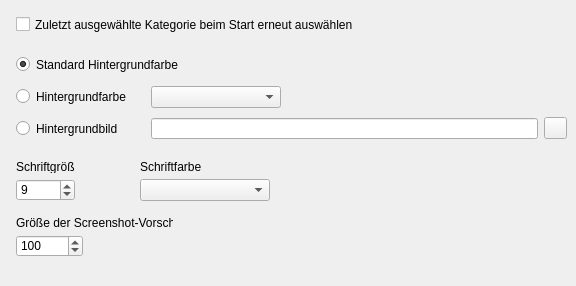
Eldricos/D-Fend-Reborn, file src/forms/SetupFrameGamesListScreenshotAppearanceUnit.ui: the form before one commit.
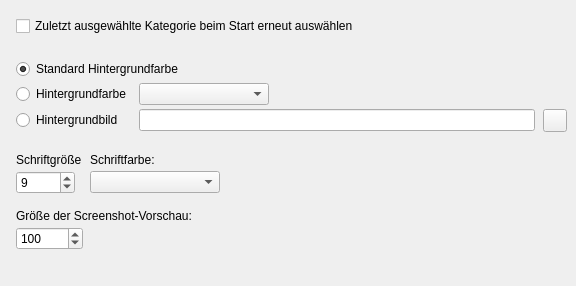
The form after the commit. Icons and pictures are not drawn. Custom widgets are drawn as their Qt base class.

Commit message: Program options: Qt layouts instead of fixed pixel positions

What changed in the file:
```diff
--- a/src/forms/SetupFrameGamesListScreenshotAppearanceUnit.ui
+++ b/src/forms/SetupFrameGamesListScreenshotAppearanceUnit.ui
@@ -5,75 +5,184 @@
     <property name="geometry"><rect><x>0</x><y>0</y><width>576</width><height>286</height></rect></property>
     <property name="vclDesignWidth" stdset="0"><number>576</number></property>
     <property name="vclDesignHeight" stdset="0"><number>286</number></property>
-    <widget class="QToolButton" name="ScreenshotsListBackgroundButton">
-      <property name="geometry"><rect><x>544</x><y>117</y><width>23</width><height>22</height></rect></property>
-      <property name="vclAnchors" stdset="0"><string notr="true">akTop,akRight</string></property>
-      <property name="tag" stdset="0"><number>8</number></property>
-      <property name="icon"><iconset resource="../../resources/dfend.qrc"><normaloff>:/glyphs/45f75812cc6f15e7.png</normaloff></iconset></property>
-      <property name="iconSize"><size><width>16</width><height>16</height></size></property>
-    </widget>
-    <widget class="QLabel" name="ScreenshotsListFontSizeLabel">
-      <property name="geometry"><rect><x>16</x><y>160</y><width>59</width><height>13</height></rect></property>
-      <property name="text"><string>Schriftgröße</string></property>
-      <property name="textFormat"><enum>Qt::PlainText</enum></property>
-      <property name="alignment"><set>Qt::AlignLeft|Qt::AlignTop</set></property>
-      <property name="vclAutoSize" stdset="0"><bool>true</bool></property>
-    </widget>
-    <widget class="QLabel" name="ScreenshotsListFontColorLabel">
-      <property name="geometry"><rect><x>140</x><y>160</y><width>61</width><height>13</height></rect></property>
-      <property name="text"><string>Schriftfarbe:</string></property>
-      <property name="textFormat"><enum>Qt::PlainText</enum></property>
-      <property name="alignment"><set>Qt::AlignLeft|Qt::AlignTop</set></property>
-      <property name="vclAutoSize" stdset="0"><bool>true</bool></property>
-    </widget>
-    <widget class="QLabel" name="ScreenshotPreviewLabel">
-      <property name="geometry"><rect><x>16</x><y>216</y><width>157</width><height>13</height></rect></property>
-      <property name="text"><string>Größe der Screenshot-Vorschau:</string></property>
-      <property name="textFormat"><enum>Qt::PlainText</enum></property>
-      <property name="alignment"><set>Qt::AlignLeft|Qt::AlignTop</set></property>
-      <property name="vclAutoSize" stdset="0"><bool>true</bool></property>
-    </widget>
+    <layout class="QVBoxLayout" name="SetupFrameGamesListScreenshotAppearance_Layout" stretch="0,0,0,0,0,0,0,1">
+      <property name="leftMargin"><number>16</number></property>
+      <property name="topMargin"><number>16</number></property>
+      <property name="rightMargin"><number>9</number></property>
+      <property name="bottomMargin"><number>8</number></property>
+      <property name="spacing"><number>0</number></property>
+      <item>
+        <layout class="QGridLayout" name="SetupFrameGamesListScreenshotAppearance_Section1" columnstretch="0,1">
+          <property name="leftMargin"><number>0</number></property>
+          <property name="topMargin"><number>0</number></property>
+          <property name="rightMargin"><number>0</number></property>
+          <property name="bottomMargin"><number>0</number></property>
+          <property name="horizontalSpacing"><number>8</number></property>
+          <property name="verticalSpacing"><number>4</number></property>
+          <item row="0" column="0" colspan="2">
+            <widget class="QCheckBox" name="ReselectCategoryCheckBox">
+              <property name="text"><string>Zuletzt ausgewählte Kategorie beim Start erneut auswählen</string></property>
+            </widget>
+          </item>
+          <item row="0" column="1">
+            <spacer name="SetupFrameGamesListScreenshotAppearance_Section1_HFill">
+              <property name="orientation"><enum>Qt::Horizontal</enum></property>
+              <property name="sizeHint" stdset="0"><size><width>0</width><height>0</height></size></property>
+            </spacer>
+          </item>
+        </layout>
+      </item>
+      <item>
+        <spacer name="SetupFrameGamesListScreenshotAppearance_Gap1">
+          <property name="orientation"><enum>Qt::Vertical</enum></property>
+          <property name="sizeType"><enum>QSizePolicy::Fixed</enum></property>
+          <property name="sizeHint" stdset="0"><size><width>0</width><height>23</height></size></property>
+        </spacer>
+      </item>
+      <item>
+        <layout class="QGridLayout" name="SetupFrameGamesListScreenshotAppearance_Section2" columnstretch="0,0,1,0">
+          <property name="leftMargin"><number>0</number></property>
+          <property name="topMargin"><number>0</number></property>
+          <property name="rightMargin"><number>0</number></property>
+          <property name="bottomMargin"><number>0</number></property>
+          <property name="horizontalSpacing"><number>8</number></property>
+          <property name="verticalSpacing"><number>4</number></property>
+          <item row="0" column="0" colspan="4">
     <widget class="QRadioButton" name="ScreenshotsListBackgroundRadioButton1">
-      <property name="geometry"><rect><x>16</x><y>56</y><width>551</width><height>17</height></rect></property>
-      <property name="vclAnchors" stdset="0"><string notr="true">akLeft,akTop,akRight</string></property>
       <property name="text"><string>Standard Hintergrundfarbe</string></property>
       <property name="checked"><bool>true</bool></property>
     </widget>
+          </item>
+          <item row="1" column="0">
     <widget class="QRadioButton" name="ScreenshotsListBackgroundRadioButton2">
-      <property name="geometry"><rect><x>16</x><y>88</y><width>129</width><height>17</height></rect></property>
       <property name="text"><string>Hintergrundfarbe</string></property>
     </widget>
+          </item>
+          <item row="1" column="1" alignment="Qt::AlignLeft">
     <widget class="TColorBoxWidget" name="ScreenshotsListBackgroundColorBox">
-      <property name="geometry"><rect><x>151</x><y>86</y><width>130</width><height>22</height></rect></property>
-    </widget>
+              <property name="minimumSize"><size><width>130</width><height>0</height></size></property>
+            </widget>
+          </item>
+          <item row="2" column="0">
     <widget class="QRadioButton" name="ScreenshotsListBackgroundRadioButton3">
-      <property name="geometry"><rect><x>16</x><y>120</y><width>129</width><height>17</height></rect></property>
       <property name="text"><string>Hintergrundbild</string></property>
     </widget>
+          </item>
+          <item row="2" column="1" colspan="2">
     <widget class="QLineEdit" name="ScreenshotsListBackgroundEdit">
-      <property name="geometry"><rect><x>151</x><y>118</y><width>387</width><height>21</height></rect></property>
-      <property name="vclAnchors" stdset="0"><string notr="true">akLeft,akTop,akRight</string></property>
-    </widget>
+      </widget>
+          </item>
+          <item row="2" column="3" alignment="Qt::AlignRight">
+            <widget class="QToolButton" name="ScreenshotsListBackgroundButton">
+              <property name="tag" stdset="0"><number>8</number></property>
+              <property name="icon"><iconset resource="../../resources/dfend.qrc"><normaloff>:/glyphs/45f75812cc6f15e7.png</normaloff></iconset></property>
+              <property name="iconSize"><size><width>16</width><height>16</height></size></property>
+              <property name="minimumSize"><size><width>23</width><height>0</height></size></property>
+            </widget>
+          </item>
+          <item row="0" column="2">
+            <spacer name="SetupFrameGamesListScreenshotAppearance_Section2_HFill">
+              <property name="orientation"><enum>Qt::Horizontal</enum></property>
+              <property name="sizeHint" stdset="0"><size><width>0</width><height>0</height></size></property>
+            </spacer>
+          </item>
+        </layout>
+      </item>
+      <item>
+        <spacer name="SetupFrameGamesListScreenshotAppearance_Gap2">
+          <property name="orientation"><enum>Qt::Vertical</enum></property>
+          <property name="sizeType"><enum>QSizePolicy::Fixed</enum></property>
+          <property name="sizeHint" stdset="0"><size><width>0</width><height>21</height></size></property>
+        </spacer>
+      </item>
+      <item>
+        <layout class="QGridLayout" name="SetupFrameGamesListScreenshotAppearance_Section3" columnstretch="0,0,1">
+          <property name="leftMargin"><number>0</number></property>
+          <property name="topMargin"><number>0</number></property>
+          <property name="rightMargin"><number>0</number></property>
+          <property name="bottomMargin"><number>0</number></property>
+          <property name="horizontalSpacing"><number>8</number></property>
+          <property name="verticalSpacing"><number>4</number></property>
+          <item row="0" column="0">
+            <widget class="QLabel" name="ScreenshotsListFontSizeLabel">
+              <property name="text"><string>Schriftgröße</string></property>
+              <property name="textFormat"><enum>Qt::PlainText</enum></property>
+              <property name="alignment"><set>Qt::AlignLeft|Qt::AlignTop</set></property>
+            </widget>
+          </item>
+          <item row="0" column="1" colspan="2">
+            <widget class="QLabel" name="ScreenshotsListFontColorLabel">
+              <property name="text"><string>Schriftfarbe:</string></property>
+              <property name="textFormat"><enum>Qt::PlainText</enum></property>
+              <property name="alignment"><set>Qt::AlignLeft|Qt::AlignTop</set></property>
+            </widget>
+          </item>
+          <item row="1" column="0" alignment="Qt::AlignLeft">
     <widget class="QSpinBox" name="ScreenshotsListFontSizeEdit">
-      <property name="geometry"><rect><x>16</x><y>179</y><width>59</width><height>22</height></rect></property>
       <property name="minimum"><number>1</number></property>
       <property name="maximum"><number>48</number></property>
       <property name="value"><number>9</number></property>
-    </widget>
+              <property name="minimumSize"><size><width>59</width><height>0</height></size></property>
+            </widget>
+          </item>
+          <item row="1" column="1" alignment="Qt::AlignLeft">
     <widget class="TColorBoxWidget" name="ScreenshotsListFontColorBox">
-      <property name="geometry"><rect><x>140</x><y>179</y><width>130</width><height>22</height></rect></property>
-    </widget>
+              <property name="minimumSize"><size><width>130</width><height>0</height></size></property>
+            </widget>
+          </item>
+          <item row="0" column="2">
+            <spacer name="SetupFrameGamesListScreenshotAppearance_Section3_HFill">
+              <property name="orientation"><enum>Qt::Horizontal</enum></property>
+              <property name="sizeHint" stdset="0"><size><width>0</width><height>0</height></size></property>
+            </spacer>
+          </item>
+        </layout>
+      </item>
+      <item>
+        <spacer name="SetupFrameGamesListScreenshotAppearance_Gap3">
+          <property name="orientation"><enum>Qt::Vertical</enum></property>
+          <property name="sizeType"><enum>QSizePolicy::Fixed</enum></property>
+          <property name="sizeHint" stdset="0"><size><width>0</width><height>15</height></size></property>
+        </spacer>
+      </item>
+      <item>
+        <layout class="QGridLayout" name="SetupFrameGamesListScreenshotAppearance_Section4" columnstretch="0,1">
+          <property name="leftMargin"><number>0</number></property>
+          <property name="topMargin"><number>0</number></property>
+          <property name="rightMargin"><number>0</number></property>
+          <property name="bottomMargin"><number>0</number></property>
+          <property name="horizontalSpacing"><number>8</number></property>
+          <property name="verticalSpacing"><number>4</number></property>
+          <item row="0" column="0" colspan="2">
+            <widget class="QLabel" name="ScreenshotPreviewLabel">
+              <property name="text"><string>Größe der Screenshot-Vorschau:</string></property>
+              <property name="textFormat"><enum>Qt::PlainText</enum></property>
+              <property name="alignment"><set>Qt::AlignLeft|Qt::AlignTop</set></property>
+            </widget>
+          </item>
+          <item row="1" column="0" alignment="Qt::AlignLeft">
     <widget class="QSpinBox" name="ScreenshotPreviewEdit">
-      <property name="geometry"><rect><x>16</x><y>235</y><width>67</width><height>22</height></rect></property>
       <property name="minimum"><number>20</number></property>
       <property name="maximum"><number>250</number></property>
       <property name="value"><number>100</number></property>
-    </widget>
-    <widget class="QCheckBox" name="ReselectCategoryCheckBox">
-      <property name="geometry"><rect><x>16</x><y>16</y><width>551</width><height>17</height></rect></property>
-      <property name="vclAnchors" stdset="0"><string notr="true">akLeft,akTop,akRight</string></property>
-      <property name="text"><string>Zuletzt ausgewählte Kategorie beim Start erneut auswählen</string></property>
-    </widget>
+              <property name="minimumSize"><size><width>67</width><height>0</height></size></property>
+            </widget>
+          </item>
+          <item row="0" column="1">
+            <spacer name="SetupFrameGamesListScreenshotAppearance_Section4_HFill">
+              <property name="orientation"><enum>Qt::Horizontal</enum></property>
+              <property name="sizeHint" stdset="0"><size><width>0</width><height>0</height></size></property>
+            </spacer>
+          </item>
+        </layout>
+      </item>
+      <item>
+        <spacer name="SetupFrameGamesListScreenshotAppearance_VFill">
+          <property name="orientation"><enum>Qt::Vertical</enum></property>
+          <property name="sizeHint" stdset="0"><size><width>0</width><height>0</height></size></property>
+        </spacer>
+      </item>
+    </layout>
   </widget>
   <customwidgets>
     <customwidget>
```
Left out of the diff: 6 changed lines with no effect on the pictures. Lines whose indentation alone changed are shown as unchanged. The commit also changes 51 other files.
